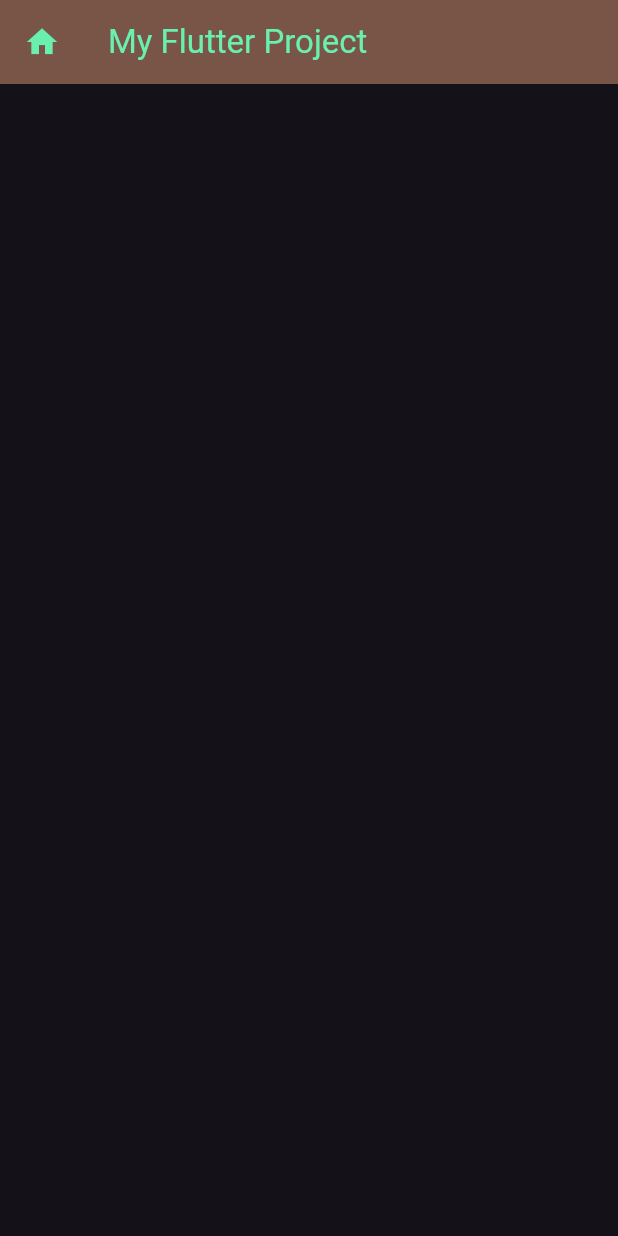
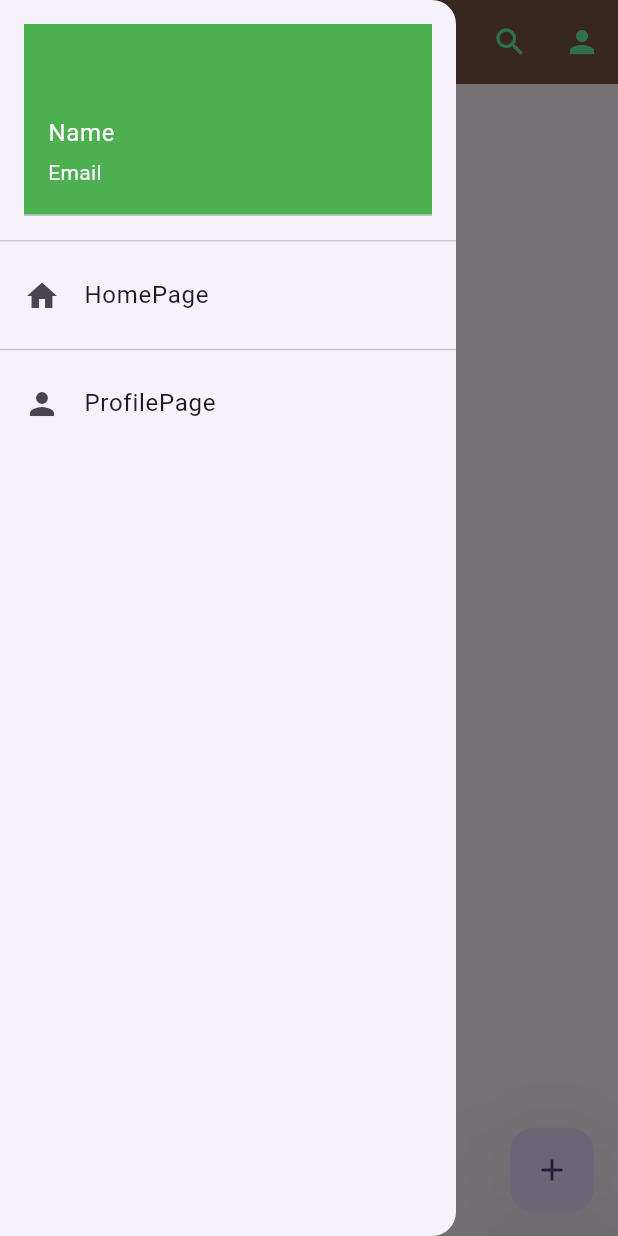
Before and after one commit to jaahaan/CSE-3212_Project_62D, a Flutter app: the screen it shows after launch, with the side drawer open (before the commit the screen has no drawer), on a phone screen of 412 x 824 dp. Run offline on Flutter 3.47's test engine with Material 3 defaults, Android fonts, the phone set to English and light mode, and no system bars; our stand-ins replace google_fonts.

Commit message:
AppBar, FloatingActionButton, Drawer

```diff
--- a/lib/home_page.dart
+++ b/lib/home_page.dart
@@ -1,4 +1,5 @@
 import 'package:flutter/material.dart';
+import 'package:google_fonts/google_fonts.dart';
 
 class HomePage extends StatelessWidget {
   const HomePage({super.key});
@@ -7,10 +8,47 @@ class HomePage extends StatelessWidget {
   Widget build(BuildContext context) {
     return Scaffold(
       appBar: AppBar(
-        leading: Icon(Icons.home),
+        // leading: Icon(Icons.home),
         backgroundColor: Colors.brown,
         foregroundColor: Colors.greenAccent,
         title: Text("My Flutter Project"),
+        actions: [
+          IconButton(onPressed: () {}, icon: Icon(Icons.search)),
+          IconButton(onPressed: () {}, icon: Icon(Icons.person)),
+        ],
+      ),
+      floatingActionButton: FloatingActionButton(
+        onPressed: () {},
+        tooltip: "Add",
+        elevation: 50,
+        child: Icon(Icons.add),
+      ),
+      drawer: NavigationDrawer(
+        children: [
+          DrawerHeader(
+            child: UserAccountsDrawerHeader(
+              decoration: BoxDecoration(color: Colors.green),
+              accountName: Text("Name"),
+              accountEmail: Text("Email"),
+            ),
+          ),
+          ListTile(
+            onTap: () {},
+            leading: Icon(Icons.home),
+            title: Text("HomePage"),
+          ),
+          Divider(),
+          ListTile(
+            onTap: () {},
+            leading: Icon(Icons.person),
+            title: Text("ProfilePage"),
+          ),
+        ],
+      ),
+
+      body: Text(
+        "Hello",
+        style: GoogleFonts.lobster(textStyle: TextStyle(fontSize: 30)),
       ),
     );
   }
--- a/lib/main.dart
+++ b/lib/main.dart
@@ -12,7 +12,7 @@ class MyApp extends StatelessWidget {
   Widget build(BuildContext context) {
     return MaterialApp(
       debugShowCheckedModeBanner: false,
-      theme: ThemeData.dark(),
+      theme: ThemeData.light(),
       home: HomePage(),
     );
   }
--- a/pubspec.yaml
+++ b/pubspec.yaml
@@ -34,6 +34,7 @@ dependencies:
   # The following adds the Cupertino Icons font to your application.
   # Use with the CupertinoIcons class for iOS style icons.
   cupertino_icons: ^1.0.8
+  google_fonts: ^6.3.2
 
 dev_dependencies:
   flutter_test:
```
Also changed, not shown: pubspec.lock, 1 other file.
